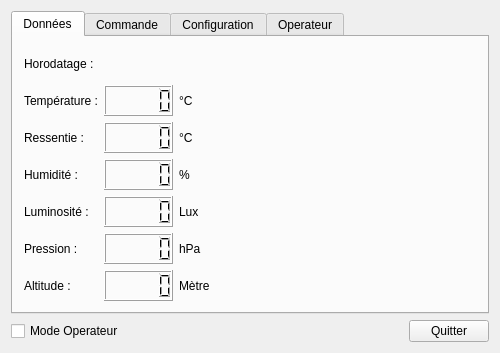
This is Sonde/ihm.ui in FabienBounoir/Projet-Sonde as Qt 5 draws it before an edit. The edited form follows.
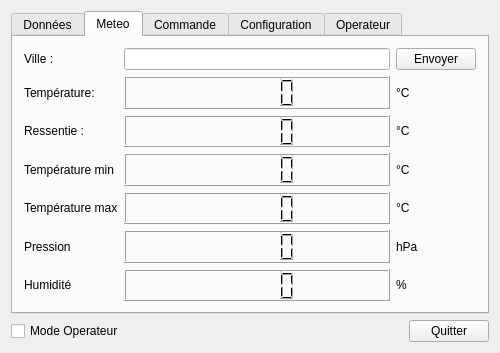
This is the edited form. The open tabs and pages were chosen to show the change.

Commit message: ajout fonctionnaliter --> visualiser Meteo ville choisir grace a l'api de openWeather

Diff of the .ui file:
```diff
--- a/Sonde/ihm.ui
+++ b/Sonde/ihm.ui
@@ -164,6 +164,136 @@
          </item>
         </layout>
        </widget>
+       <widget class="QWidget" name="meteo">
+        <attribute name="title">
+         <string>Meteo</string>
+        </attribute>
+        <layout class="QVBoxLayout" name="verticalLayout_5">
+         <item>
+          <layout class="QGridLayout" name="gridLayout_3">
+           <item row="0" column="0">
+            <widget class="QLabel" name="labelVille">
+             <property name="text">
+              <string>Ville :</string>
+             </property>
+            </widget>
+           </item>
+           <item row="0" column="1">
+            <widget class="QLineEdit" name="lineEditVille"/>
+           </item>
+           <item row="3" column="0">
+            <widget class="QLabel" name="labelTemperatureMinMeteo">
+             <property name="text">
+              <string>Température min</string>
+             </property>
+            </widget>
+           </item>
+           <item row="2" column="1">
+            <widget class="QLCDNumber" name="lcdNumberRessentieMeteo"/>
+           </item>
+           <item row="1" column="1">
+            <widget class="QLCDNumber" name="lcdNumberTemperatureMeteo"/>
+           </item>
+           <item row="4" column="0">
+            <widget class="QLabel" name="labelTemperaturemaxMeteo">
+             <property name="text">
+              <string>Température max</string>
+             </property>
+            </widget>
+           </item>
+           <item row="2" column="0">
+            <widget class="QLabel" name="labelRessentieMeteo">
+             <property name="text">
+              <string>Ressentie :</string>
+             </property>
+            </widget>
+           </item>
+           <item row="1" column="0">
+            <widget class="QLabel" name="labelTemperatureMeteo">
+             <property name="text">
+              <string>Température: </string>
+             </property>
+            </widget>
+           </item>
+           <item row="4" column="1">
+            <widget class="QLCDNumber" name="lcdNumberTempMaxMeteo"/>
+           </item>
+           <item row="3" column="1">
+            <widget class="QLCDNumber" name="lcdNumberTempMinMeteo"/>
+           </item>
+           <item row="1" column="2">
+            <widget class="QLabel" name="labelUniteTemperatureMeteo">
+             <property name="text">
+              <string>°C</string>
+             </property>
+            </widget>
+           </item>
+           <item row="2" column="2">
+            <widget class="QLabel" name="labelUniteRessentieMeteo">
+             <property name="text">
+              <string>°C</string>
+             </property>
+            </widget>
+           </item>
+           <item row="3" column="2">
+            <widget class="QLabel" name="labelUniteTempMinMeteo">
+             <property name="text">
+              <string>°C</string>
+             </property>
+            </widget>
+           </item>
+           <item row="4" column="2">
+            <widget class="QLabel" name="labelUniteTempMaxMeteo">
+             <property name="text">
+              <string>°C</string>
+             </property>
+            </widget>
+           </item>
+           <item row="5" column="0">
+            <widget class="QLabel" name="labelPressionMeteo">
+             <property name="text">
+              <string>Pression</string>
+             </property>
+            </widget>
+           </item>
+           <item row="6" column="0">
+            <widget class="QLabel" name="labelHumiditeMeteo">
+             <property name="text">
+              <string>Humidité</string>
+             </property>
+            </widget>
+           </item>
+           <item row="5" column="1">
+            <widget class="QLCDNumber" name="lcdNumberPressionMeteo"/>
+           </item>
+           <item row="6" column="1">
+            <widget class="QLCDNumber" name="lcdNumberHumiditeMeteo"/>
+           </item>
+           <item row="0" column="2">
+            <widget class="QPushButton" name="pushButtonVille">
+             <property name="text">
+              <string>Envoyer</string>
+             </property>
+            </widget>
+           </item>
+           <item row="5" column="2">
+            <widget class="QLabel" name="labelUnitePressionMeteo">
+             <property name="text">
+              <string>hPa</string>
+             </property>
+            </widget>
+           </item>
+           <item row="6" column="2">
+            <widget class="QLabel" name="labelUniteHumiditeMeteo">
+             <property name="text">
+              <string>%</string>
+             </property>
+            </widget>
+           </item>
+          </layout>
+         </item>
+        </layout>
+       </widget>
        <widget class="QWidget" name="commande">
         <attribute name="title">
          <string>Commande</string>
```
The commit also changes 228 other files.
